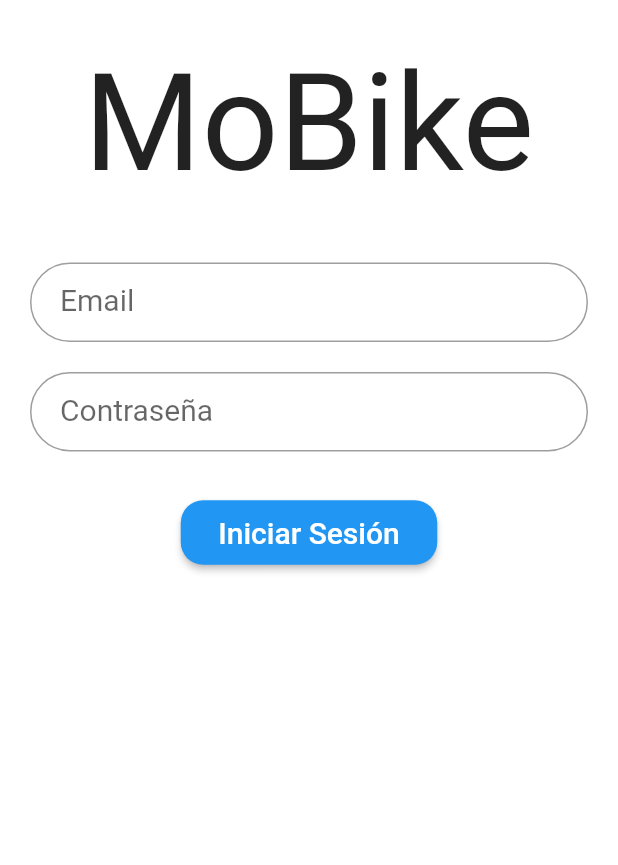
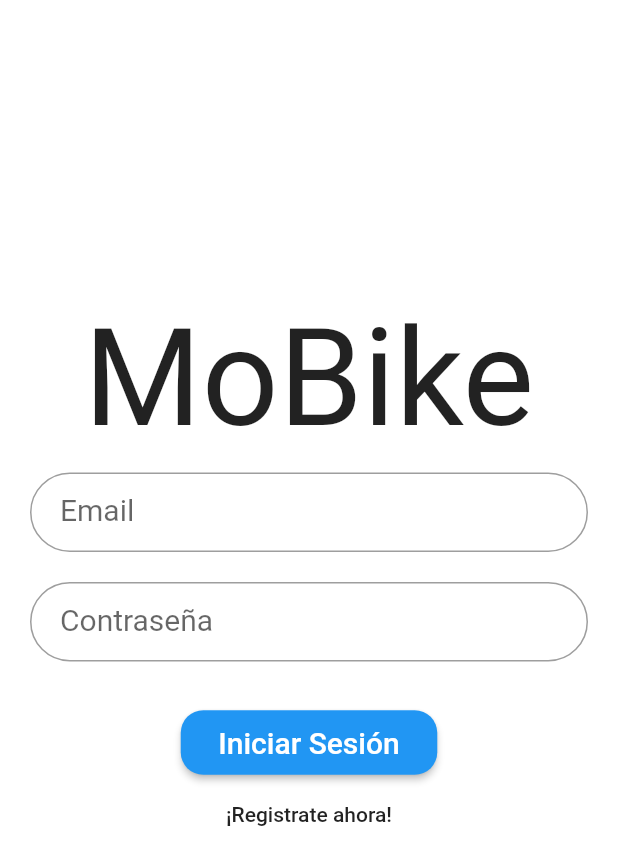
Before and after one commit to MatiMondaca/Mobike---App, a Flutter app: the SingInPage screen opened directly, after a tap on "Iniciar Sesión", on a phone screen of 412 x 824 dp. Shown: the top 865 px of the screen. Run offline on Flutter 3.47's test engine with Material 2 defaults, Android fonts, the phone set to English and light mode, and no system bars; our stand-ins replace firebase_auth, firebase_core, flutter_map, latlong; accounts and stored records are empty; network calls fail; Roboto replaces fonts that are missing (Montserrat); project files that could hold a hidden picture were left out.

Commit message:
Diseño mio

```diff
--- a/mobike/lib/loginRegister/login/autenticacion/auth.dart
+++ b/mobike/lib/loginRegister/login/autenticacion/auth.dart
@@ -8,17 +8,15 @@ class AutenticacionServicio {
 
   Stream<User> get authStateChanges => _firebaseAuth.authStateChanges();
 
-  Future<void> signOut() async {
-    await _firebaseAuth.signOut();
-  }
-
+  ///
+  /// Iniciar Sesión
+  ///
   Future<void> signIn({String email, String password}) async {
     try {
-      await _firebaseAuth.signInWithEmailAndPassword(
+      await FirebaseAuth.instance.signInWithEmailAndPassword(
         email: email,
         password: password,
       );
-      return "Se inicio sesion correctamente";
     } on FirebaseAuthException catch (e) {
       if (e.code == 'user-not-found') {
         print('No user found for that email.');
@@ -27,4 +25,11 @@ class AutenticacionServicio {
       }
     }
   }
+
+  ///
+  ///  Cerrar Sesión
+  ///
+  Future<void> signOut() async {
+    await _firebaseAuth.signOut();
+  }
 }
--- a/mobike/lib/loginRegister/login/loginScreen.dart
+++ b/mobike/lib/loginRegister/login/loginScreen.dart
@@ -1,4 +1,6 @@
+
 import 'package:flutter/material.dart';
+import 'package:mobike/loginRegister/register/registerScreen.dart';
 import 'package:provider/provider.dart';
 import 'autenticacion/auth.dart';
 
@@ -14,11 +16,12 @@ class SingInPage extends StatelessWidget {
         resizeToAvoidBottomInset: false,
         backgroundColor: Colors.white,
         body: SingleChildScrollView(
+          child: Center(
             child: Column(
               mainAxisAlignment: MainAxisAlignment.center,
               children: [
                 Padding(
-                padding: EdgeInsets.all(30.0),
+                  padding: EdgeInsets.only(top: 200.0),
                   child: Title(
                     color: Colors.black,
                     child: Text(
@@ -31,7 +34,8 @@ class SingInPage extends StatelessWidget {
                   ),
                 ),
                 Padding(
-                padding: EdgeInsets.symmetric(horizontal: 20.0, vertical: 10.0),
+                  padding:
+                      EdgeInsets.symmetric(horizontal: 20.0, vertical: 10.0),
                   child: TextFormField(
                     textAlign: TextAlign.center,
                     obscureText: false,
@@ -46,7 +50,8 @@ class SingInPage extends StatelessWidget {
                     controller: emailController,
                     keyboardType: TextInputType.emailAddress,
                     decoration: InputDecoration(
-                    contentPadding: EdgeInsets.fromLTRB(20.0, 15.0, 20.0, 15.0),
+                      contentPadding:
+                          EdgeInsets.fromLTRB(20.0, 15.0, 20.0, 15.0),
                       labelText: "Email",
                       border: OutlineInputBorder(
                         borderRadius: BorderRadius.circular(
@@ -57,7 +62,8 @@ class SingInPage extends StatelessWidget {
                   ),
                 ),
                 Padding(
-                padding: EdgeInsets.symmetric(horizontal: 20.0, vertical: 10.0),
+                  padding:
+                      EdgeInsets.symmetric(horizontal: 20.0, vertical: 10.0),
                   child: TextFormField(
                     textAlign: TextAlign.center,
                     onFieldSubmitted: (_) => FocusScope.of(context).nextFocus(),
@@ -72,7 +78,8 @@ class SingInPage extends StatelessWidget {
                     obscureText: true,
                     style: estilo,
                     decoration: InputDecoration(
-                    contentPadding: EdgeInsets.fromLTRB(20.0, 15.0, 20.0, 15.0),
+                      contentPadding:
+                          EdgeInsets.fromLTRB(20.0, 15.0, 20.0, 15.0),
                       labelText: "Contraseña",
                       border: OutlineInputBorder(
                         borderRadius: BorderRadius.circular(32.0),
@@ -86,15 +93,10 @@ class SingInPage extends StatelessWidget {
                   child: RaisedButton(
                     padding: EdgeInsets.symmetric(horizontal: 25, vertical: 10),
                     color: Colors.blue,
-                  onPressed: () {
-                    try {
+                    onPressed: () async {
                       context.read<AutenticacionServicio>().signIn(
                           email: emailController.text.trim(),
-                            password: passController.text.trim(),
-                          );
-                    } catch (e) {
-                      return print(e);
-                    }
+                          password: passController.text.trim());
                     },
                     child: Text(
                       "Iniciar Sesión",
@@ -105,7 +107,19 @@ class SingInPage extends StatelessWidget {
                     ),
                   ),
                 ),
+                Container(
+                  child: FlatButton(
+                    onPressed: () {
+                      Navigator.of(context).push(
+                        MaterialPageRoute(
+                            builder: (context) => RegisterScreen()),
+                      );
+                    },
+                    child: Text("¡Registrate ahora!"),
+                  ),
+                )
               ],
+            ),
           ),
         ),
       ),
```
Also changed, not shown: mobike/lib/home/homeScreen.dart (+9 -6 lines), mobike/lib/loginRegister/register/registerScreen.dart (+17 -14 lines). Lines whose indentation alone changed are shown as unchanged.
